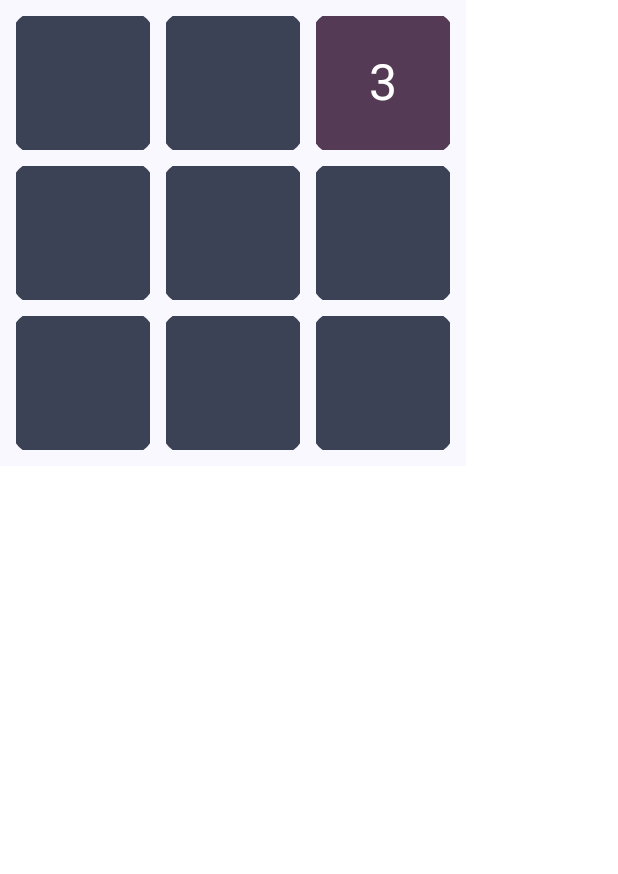
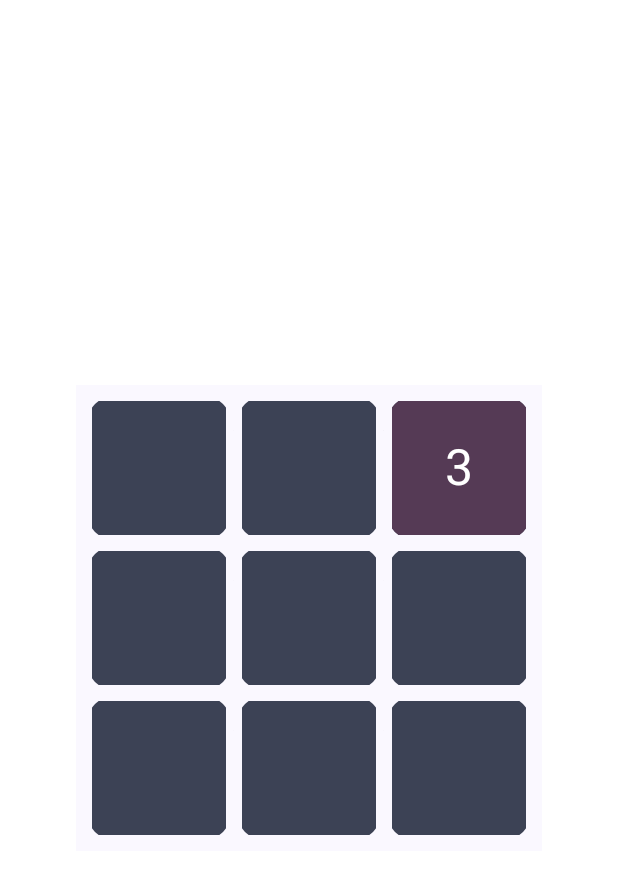
Before and after one commit to JosenRomero/MultiplesOfThree, an Android app built with Jetpack Compose: the @Preview function BoardPreview, on a phone screen of 412 x 824 dp. Shown: the top 874 px of the screen. Run offline under Robolectric (Android 15) with nearby library versions, the phone set to English and light mode, and no system bars.

Commit message:
center the board

```diff
--- a/app/src/main/java/com/josenromero/multiplesofthree/ui/main/components/Board.kt
+++ b/app/src/main/java/com/josenromero/multiplesofthree/ui/main/components/Board.kt
@@ -50,6 +50,12 @@ fun Board(
 ) {
 
     AnimatedFadeIn {
+        Column(
+            modifier = Modifier
+                .fillMaxSize(),
+            verticalArrangement = Arrangement.Center,
+            horizontalAlignment = Alignment.CenterHorizontally
+        ) {
             LazyColumn(
                 modifier = Modifier
                     .background(color = MaterialTheme.colorScheme.background),
@@ -64,6 +70,7 @@ fun Board(
                                 onClick = onClick,
                                 audioPlay = audioPlay
                             )
+                        }
                     }
                 }
             }
@@ -119,7 +126,6 @@ fun TableCell(
                             color = MaterialTheme.colorScheme.tertiary,
                             shape = RoundedCornerShape(25.dp)
                         )
-                        .rotate(rotationAngle)
                         .alpha(alpha)
                         .clickable {
                             CoroutineScope(Dispatchers.Default).launch {
@@ -137,6 +143,9 @@ fun TableCell(
                 ) {
                     Text(
                         text = item.toString(),
+                        modifier = Modifier
+                            .rotate(rotationAngle)
+                            .alpha(alpha),
                         color = MaterialTheme.colorScheme.onSecondary,
                         fontSize = 33.sp
                     )
--- a/app/src/main/java/com/josenromero/multiplesofthree/ui/main/views/PlayScreen.kt
+++ b/app/src/main/java/com/josenromero/multiplesofthree/ui/main/views/PlayScreen.kt
@@ -98,11 +98,6 @@ fun PlayScreen(
                         color = MaterialTheme.colorScheme.onPrimary,
                         fontSize = 14.sp
                     )
-                    Board(
-                        board = gameState.board,
-                        onClick = onClick,
-                        audioPlay = audioPlay
-                    )
                 }
 
                 if (gameState.isGameOver) {
@@ -132,6 +127,12 @@ fun PlayScreen(
                         isShowMission = false
                     }
                 )
+            } else {
+                Board(
+                    board = gameState.board,
+                    onClick = onClick,
+                    audioPlay = audioPlay
+                )
             }
         }
     }
```
Lines whose indentation alone changed are shown as unchanged.
